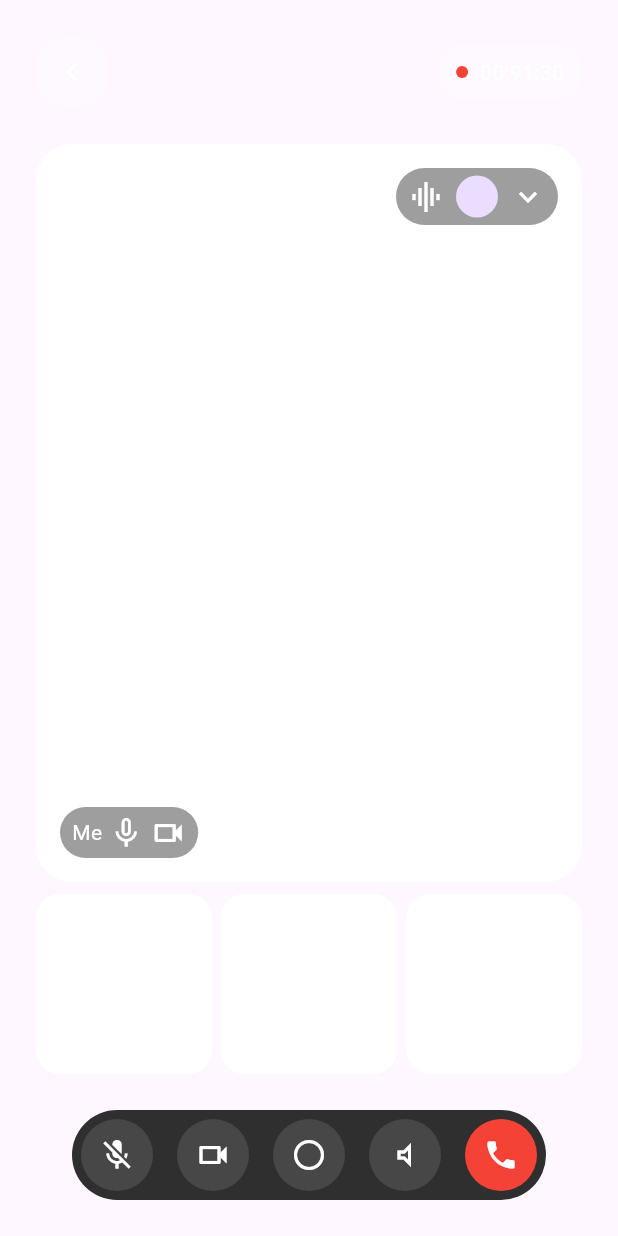
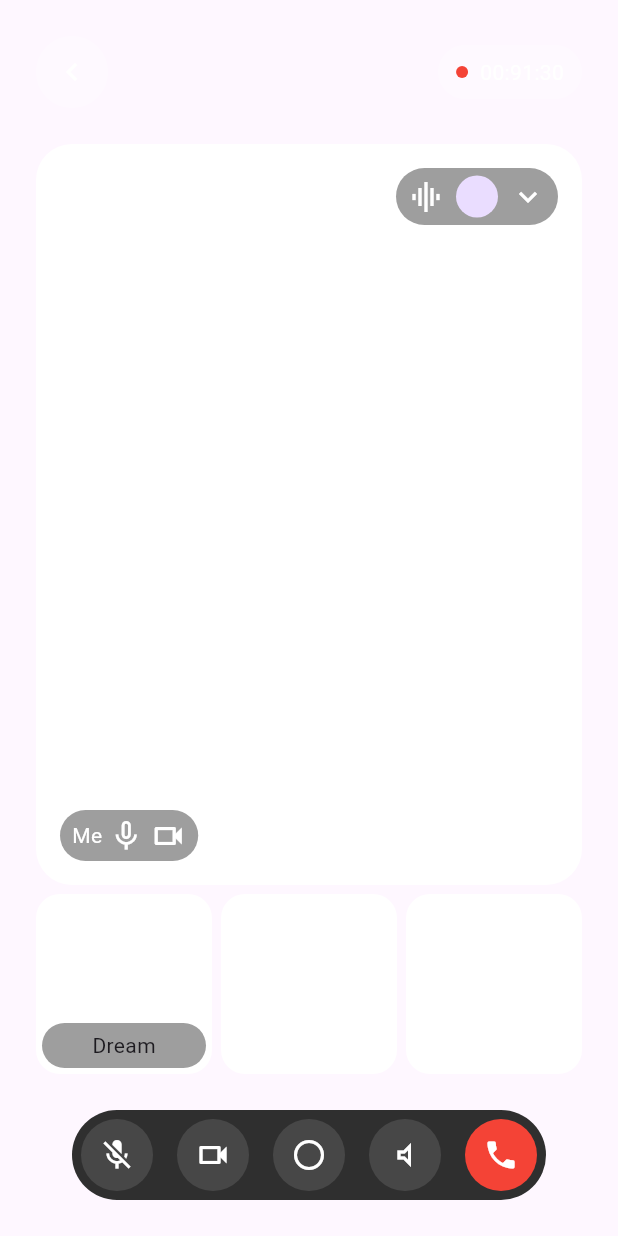
Before and after one commit to JAICHANGPARK/flutter_notebook_chapter_43, a Flutter app: the AiVideoDetailPage screen opened directly, on a phone screen of 412 x 824 dp. Run offline on Flutter 3.47's test engine with Material 3 defaults, Android fonts, the phone set to English and light mode, and no system bars; our stand-ins replace gap, hugeicons, percent_indicator.

Commit message:
Update ai_video_detail_page.dart

```diff
--- a/lib/ep2181_ai_video_chat_app/ui/ai_video_detail_page.dart
+++ b/lib/ep2181_ai_video_chat_app/ui/ai_video_detail_page.dart
@@ -58,7 +58,7 @@ class _AiVideoDetailPageState extends State<AiVideoDetailPage> {
               Expanded(
                 child: Column(
                   crossAxisAlignment: CrossAxisAlignment.start,
-                  spacing: 8,
+                  spacing: 6,
                   children: [
                     Expanded(
                       child: Hero(
@@ -149,6 +149,30 @@ class _AiVideoDetailPageState extends State<AiVideoDetailPage> {
                                 color: Colors.white,
                                 borderRadius: BorderRadius.circular(16),
                               ),
+                              child: Stack(
+                                children: [
+                                  Positioned(
+                                    bottom: 4,
+                                    left: 4,
+                                    right: 4,
+                                    child: Container(
+                                      decoration: ShapeDecoration(
+                                        shape: StadiumBorder(),
+                                        color: Colors.grey,
+                                      ),
+                                      padding: EdgeInsets.symmetric(
+                                        horizontal: 8,
+                                        vertical: 5,
+                                      ),
+                                      child: Center(
+                                        child: Text(
+                                          "Dream",
+                                        ),
+                                      ),
+                                    ),
+                                  ),
+                                ],
+                              ),
                             ),
                           ),
                           Expanded(
```
